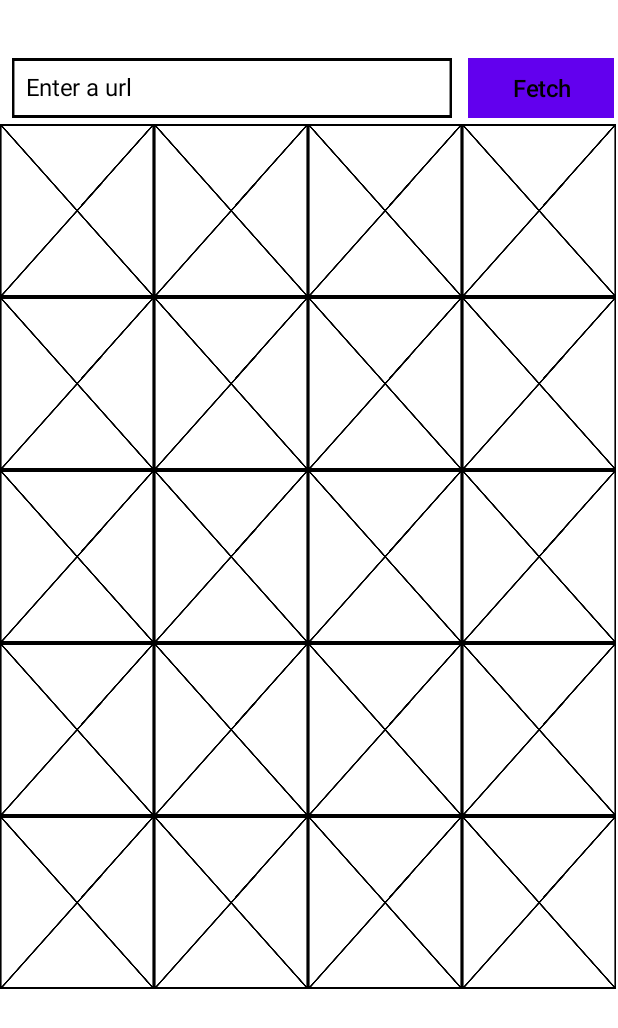
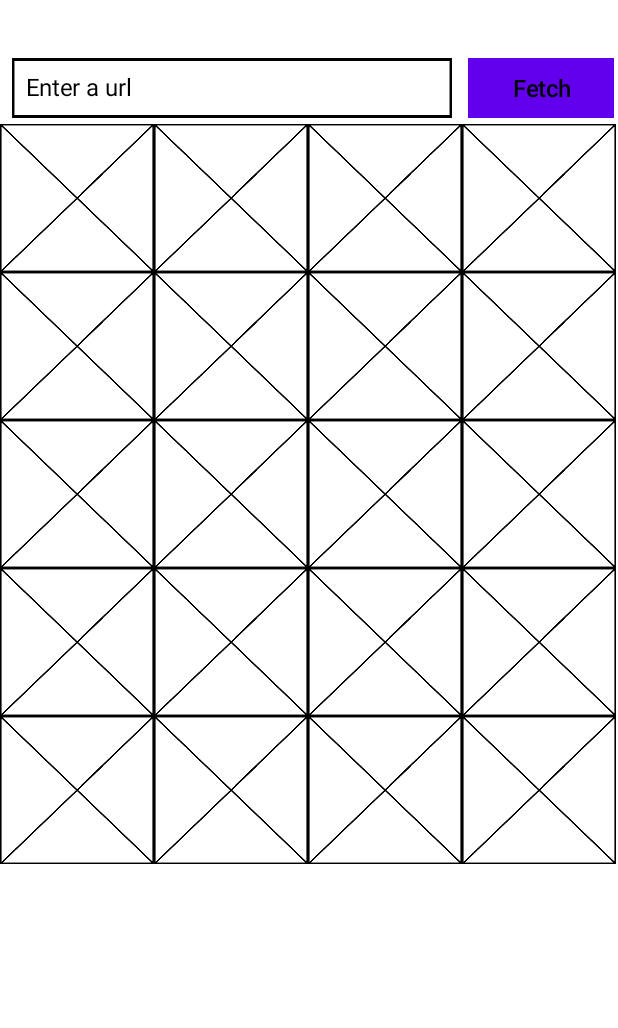
Before and after one commit to RonnieFun/MemoryGameProjectTeamVersion, an Android app: the screen it shows after launch (LoadImagesActivity), on a phone screen of 412 x 824 dp. Shown: the top 1028 px of the screen. Run offline under Robolectric (Android 15) with nearby library versions, the phone set to English and light mode, and no system bars; pictures from the network do not load.

Commit message:
Bug fix
- Adjust some dimensions to try out

```diff
--- a/app/src/main/java/com/example/ca/GameActivityDoublePlayer.java
+++ b/app/src/main/java/com/example/ca/GameActivityDoublePlayer.java
@@ -132,7 +132,7 @@ public class GameActivityDoublePlayer extends AppCompatActivity {
                 ImageView imageView = new ImageView(this);
                 LinearLayout.LayoutParams lpForImages = new LinearLayout.LayoutParams(0, ViewGroup.LayoutParams.MATCH_PARENT);
                 lpForImages.weight = 1;
-                lpForImages.height = (int) ((this.getResources().getDisplayMetrics().heightPixels) * 0.18);
+                lpForImages.height = (int) ((this.getResources().getDisplayMetrics().heightPixels) * 0.16);
                 imageView.setLayoutParams(lpForImages);
                 imageView.setScaleType(ImageView.ScaleType.FIT_XY);
                 linearLayout.addView(imageView);
--- a/app/src/main/java/com/example/ca/GameActivitySinglePlayer.java
+++ b/app/src/main/java/com/example/ca/GameActivitySinglePlayer.java
@@ -119,7 +119,7 @@ public class GameActivitySinglePlayer extends AppCompatActivity {
                     ImageView imageView = new ImageView(this);
                     LinearLayout.LayoutParams lpForImages = new LinearLayout.LayoutParams(0, ViewGroup.LayoutParams.MATCH_PARENT);
                     lpForImages.weight = 1;
-                    lpForImages.height = (int) ((this.getResources().getDisplayMetrics().heightPixels) * 0.18);
+                    lpForImages.height = (int) ((this.getResources().getDisplayMetrics().heightPixels) * 0.16);
                     imageView.setLayoutParams(lpForImages);
                     imageView.setScaleType(ImageView.ScaleType.FIT_XY);
                     linearLayout.addView(imageView);
--- a/app/src/main/java/com/example/ca/LoadImagesActivity.java
+++ b/app/src/main/java/com/example/ca/LoadImagesActivity.java
@@ -82,7 +82,7 @@ public class LoadImagesActivity extends AppCompatActivity {
             for (int b = 0; b < numberOfColumns && i < numberOfImages; b++) {
                 ImageView imageView = new ImageView(this);
                 LinearLayout.LayoutParams lpForImages = new LinearLayout.LayoutParams(0, ViewGroup.LayoutParams.MATCH_PARENT);
-                lpForImages.height = (int) ((this.getResources().getDisplayMetrics().heightPixels) * 0.14);
+                lpForImages.height = (int) ((this.getResources().getDisplayMetrics().heightPixels) * 0.12);
                 lpForImages.width = (this.getResources().getDisplayMetrics().widthPixels)/4;
 
                 //set 5dp margin around images
```
